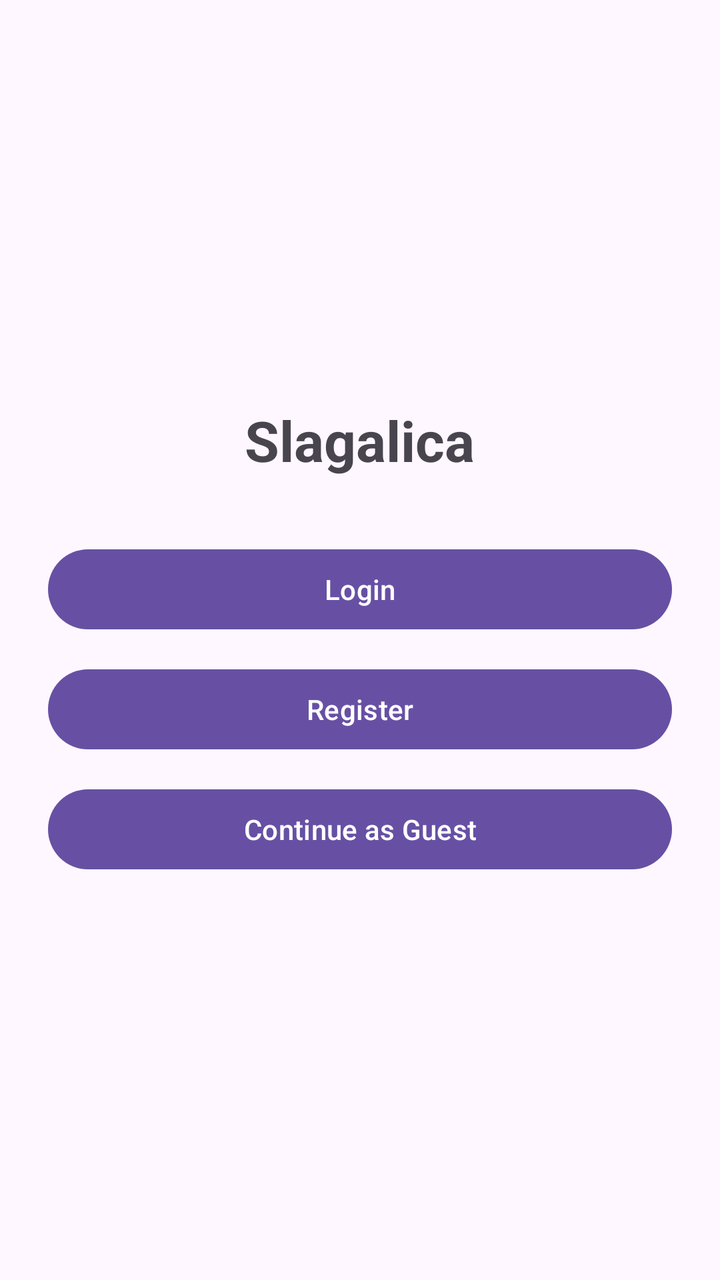
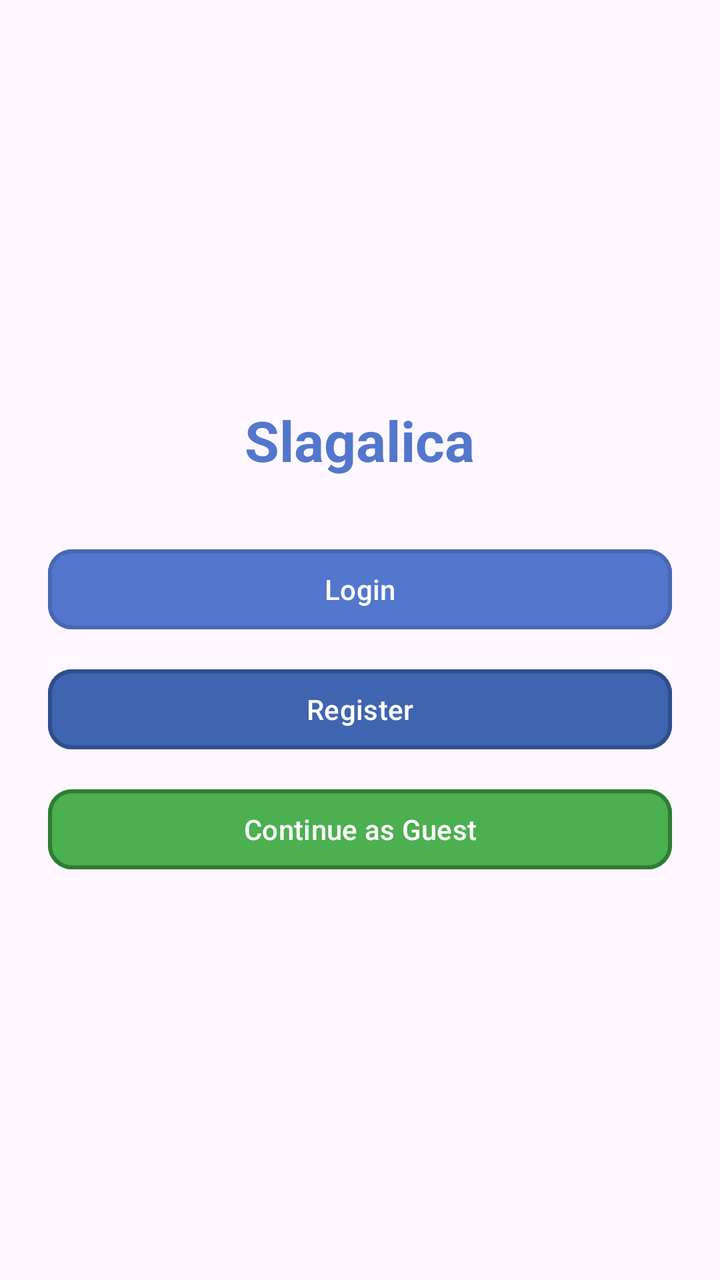

Compare the two renders of this Android layout. The source of the first and the diff that turns it into the second are given below.
<!-- AndroidManifest.xml: application theme Theme.Slagalica -->
<!-- res/layout/activity_welcome.xml -->
<?xml version="1.0" encoding="utf-8"?>
<LinearLayout xmlns:android="http://schemas.android.com/apk/res/android"
    android:id="@+id/welcome_root"
    android:layout_width="match_parent"
    android:layout_height="match_parent"
    android:gravity="center"
    android:orientation="vertical"
    android:padding="24dp">

    <TextView
        android:id="@+id/welcome_title"
        android:layout_width="wrap_content"
        android:layout_height="wrap_content"
        android:text="Slagalica"
        android:textSize="28sp"
        android:textStyle="bold"
        android:layout_marginBottom="32dp" />

    <Button
        android:id="@+id/btn_login"
        android:layout_width="match_parent"
        android:layout_height="wrap_content"
        android:text="Login" />

    <Button
        android:id="@+id/btn_register"
        android:layout_width="match_parent"
        android:layout_height="wrap_content"
        android:text="Register"
        android:layout_marginTop="12dp" />

    <Button
        android:id="@+id/btn_guest"
        android:layout_width="match_parent"
        android:layout_height="wrap_content"
        android:text="Continue as Guest"
        android:layout_marginTop="12dp" />

</LinearLayout>
<!-- resources referenced by this layout -->
<resources>
  <style name="Theme.Slagalica" parent="Base.Theme.Slagalica" />
  <style name="Base.Theme.Slagalica" parent="Theme.Material3.DayNight.NoActionBar">
          
          
      </style>
</resources>

<!-- the commit's change to res/layout/activity_welcome.xml (unified diff, before → after) -->
@@ -1,5 +1,6 @@
 <?xml version="1.0" encoding="utf-8"?>
 <LinearLayout xmlns:android="http://schemas.android.com/apk/res/android"
+    xmlns:app="http://schemas.android.com/apk/res-auto"
     android:id="@+id/welcome_root"
     android:layout_width="match_parent"
     android:layout_height="match_parent"
@@ -14,26 +15,48 @@
         android:text="Slagalica"
         android:textSize="28sp"
         android:textStyle="bold"
-        android:layout_marginBottom="32dp" />
+        android:layout_marginBottom="32dp"
+        android:textColor="@color/button_default_color"/>
 
-    <Button
+    <com.google.android.material.button.MaterialButton
         android:id="@+id/btn_login"
         android:layout_width="match_parent"
         android:layout_height="wrap_content"
-        android:text="Login" />
+        android:text="Login"
+        android:textColor="@color/white"
+        android:layout_marginBottom="12dp"
 
-    <Button
+        android:backgroundTint="@color/button_default_color"
+        app:strokeColor="@color/button_default_border"
+        app:strokeWidth="2dp"
+        app:cornerRadius="12dp"
+        android:elevation="6dp"/>
+
+    <com.google.android.material.button.MaterialButton
         android:id="@+id/btn_register"
         android:layout_width="match_parent"
         android:layout_height="wrap_content"
         android:text="Register"
-        android:layout_marginTop="12dp" />
+        android:textColor="@color/white"
+        android:layout_marginBottom="12dp"
 
-    <Button
+        android:backgroundTint="@color/button_selected_color"
+        app:strokeColor="@color/button_selected_border"
+        app:strokeWidth="2dp"
+        app:cornerRadius="12dp"
+        android:elevation="6dp"/>
+
+    <com.google.android.material.button.MaterialButton
         android:id="@+id/btn_guest"
         android:layout_width="match_parent"
         android:layout_height="wrap_content"
         android:text="Continue as Guest"
-        android:layout_marginTop="12dp" />
+        android:textColor="@color/white"
+
+        android:backgroundTint="@color/correct_answer_color"
+        app:strokeColor="@color/correct_answer_border"
+        app:strokeWidth="2dp"
+        app:cornerRadius="12dp"
+        android:elevation="6dp"/>
 
 </LinearLayout>
<!-- resource entries referenced after the edit -->
@@ -1,5 +1,12 @@
 <!-- resources referenced by this layout -->
 <resources>
+  <color name="button_default_border">#4768B3</color>
+  <color name="button_default_color">#5277CC</color>
+  <color name="button_selected_border">#2F4F8C</color>
+  <color name="button_selected_color">#3F64B0</color>
+  <color name="correct_answer_border">#2E7D32</color>
+  <color name="correct_answer_color">#4CAF50</color>
+  <color name="white">#FFFFFFFF</color>
   <style name="Theme.Slagalica" parent="Base.Theme.Slagalica" />
   <style name="Base.Theme.Slagalica" parent="Theme.Material3.DayNight.NoActionBar">
           
